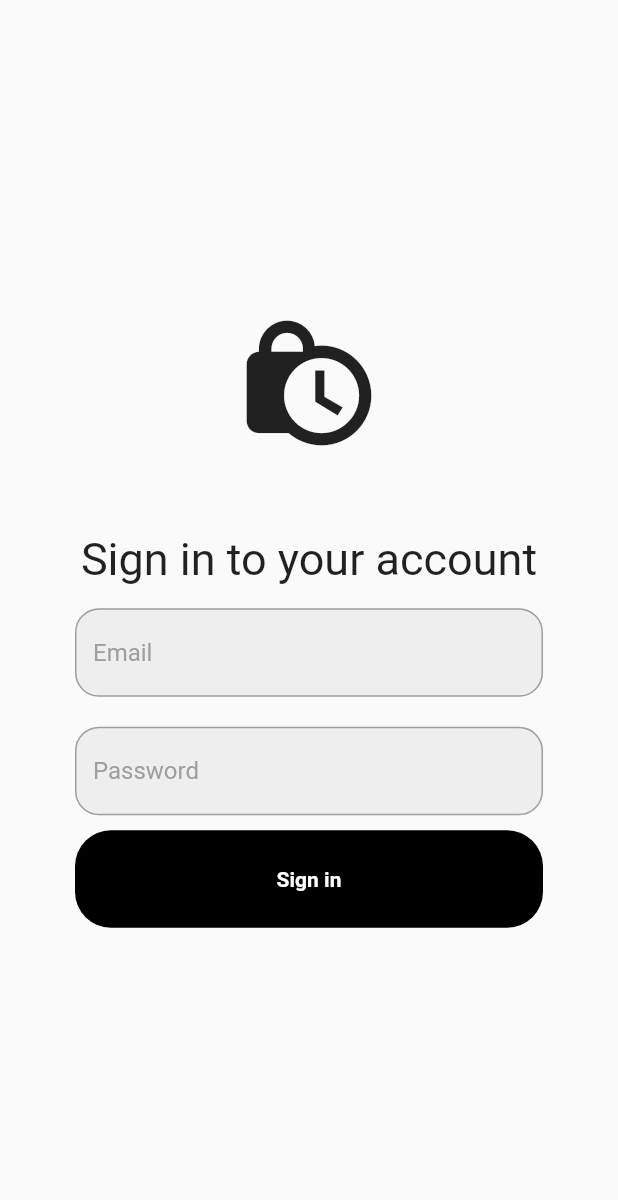
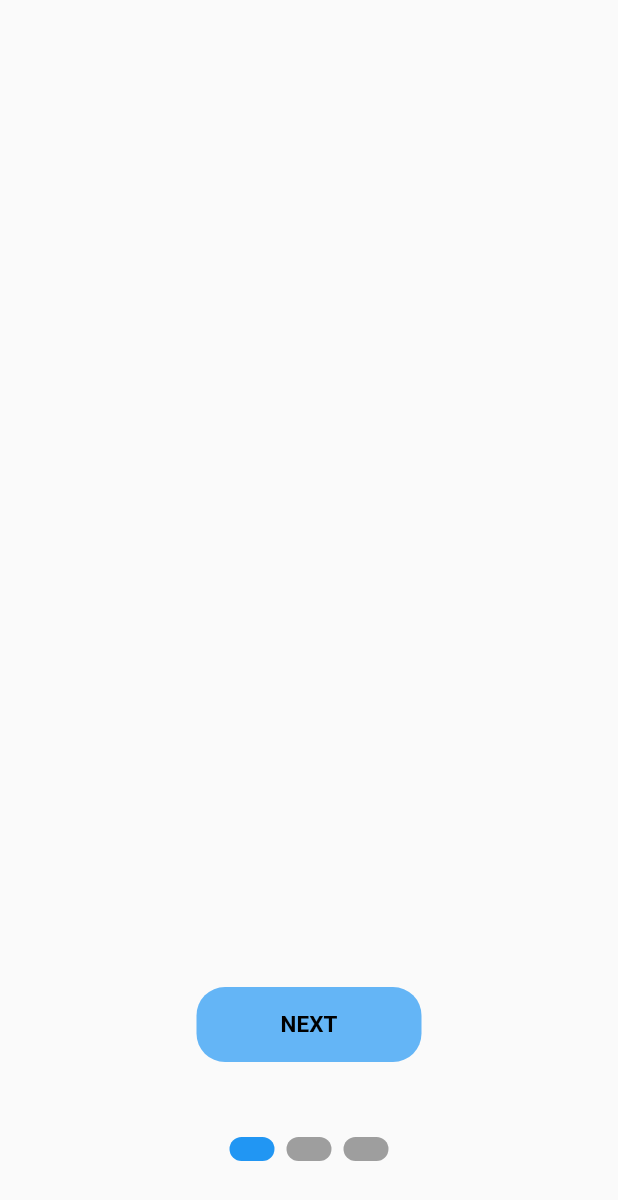
Before and after one commit to Karlo11111/Aedis---HotelSoftvare-using-Flutter, a Flutter app: the screen it shows after launch, on a phone screen of 412 x 824 dp. Shown: the top 1200 px of the screen. Run offline on Flutter 3.47's test engine with Material 2 defaults, Android fonts, the phone set to English and light mode, and no system bars; drawn by our look-alikes of smooth_page_indicator; our stand-ins replace cloud_firestore, firebase_auth, firebase_core; accounts and stored records are empty.

Commit message:
Added login/register and introduction screens, the login seems to be causing some trouble but doesn't seem like a huge problem

```diff
--- /dev/null
+++ b/lib/Introduction_screens/onBoardingScreen.dart
@@ -0,0 +1,95 @@
+// ignore_for_file: prefer_const_constructors
+
+import 'package:flutter/material.dart';
+import 'package:razvoj_sofvera/Introduction_screens/screens/intro_page1.dart';
+import 'package:razvoj_sofvera/Introduction_screens/screens/intro_page2.dart';
+import 'package:razvoj_sofvera/Introduction_screens/screens/intro_page3.dart';
+import 'package:razvoj_sofvera/authentification/login_or_register.dart';
+import 'package:smooth_page_indicator/smooth_page_indicator.dart';
+
+
+class OnBoardingScreen extends StatefulWidget {
+  const OnBoardingScreen({super.key});
+
+  @override
+  State<OnBoardingScreen> createState() => _OnBoardingScreenState();
+}
+
+class _OnBoardingScreenState extends State<OnBoardingScreen> {
+
+  final PageController _controller = PageController();
+
+
+  bool onLastPage = false;
+
+  @override
+  Widget build(BuildContext context) {
+    return Scaffold(
+      body: Stack(
+        children: [
+        PageView(
+          controller: _controller,
+          onPageChanged: (index) {
+            setState(() {
+              onLastPage = (index == 2);
+            });
+          },
+          children: const [
+            IntroPage1(),
+            IntroPage2(),
+            IntroPage3(),
+        ],
+      ),
+
+
+         //dot indicator
+            Center(
+              child: Column(
+                mainAxisAlignment: MainAxisAlignment.end,
+                children: [
+
+
+                  //next or done button
+                  if (onLastPage) GestureDetector(
+                      onTap: () {
+                      Navigator.push(context,
+                      MaterialPageRoute(builder: (context){
+                      return LoginOrRegister();
+                  })
+                  );
+                },
+                child: Container(
+                  width: 150,
+                  decoration: BoxDecoration(color: Colors.black, borderRadius: BorderRadius.circular(19)),
+                  padding: const EdgeInsets.all(16),
+                  child: const Center(child: Text("DONE", style: TextStyle(color: Colors.white, fontWeight: FontWeight.bold, fontSize: 15),))
+                )
+                ) else GestureDetector(
+                onTap: () {
+                    _controller.nextPage(
+                    duration: const Duration(milliseconds: 500),
+                    curve: Curves.easeIn,
+                  );
+                },
+                child: Container(
+                  width: 150,
+                  decoration: BoxDecoration(color: Colors.blue.shade300, borderRadius: BorderRadius.circular(19)),
+                  padding: const EdgeInsets.all(16),
+                  child: const Center(child: Text("NEXT", style: TextStyle(color: Colors.black, fontWeight: FontWeight.bold, fontSize: 15),))
+                    )
+
+                  ),
+                  const SizedBox(height: 50,),
+                  SmoothPageIndicator(controller: _controller, count: 3, effect: SlideEffect(activeDotColor: Colors.blue, dotWidth: 30, type: SlideType.normal )),
+                  const SizedBox(height: 50,)
+                ],
+              ),
+            ),
+
+      ]
+
+
+      )
+    );
+  }
+}
--- /dev/null
+++ b/lib/Introduction_screens/screens/intro_page1.dart
@@ -0,0 +1,11 @@
+import 'package:flutter/material.dart';
+
+class IntroPage1 extends StatelessWidget {
+  const IntroPage1({super.key});
+
+  @override
+  Widget build(BuildContext context) {
+    return  Scaffold();
+
+  }
+}
--- a/lib/Utilities/text_fields.dart
+++ b/lib/Utilities/text_fields.dart
@@ -17,7 +17,7 @@ class MyTextField extends StatelessWidget {
       decoration: InputDecoration(
         enabledBorder: OutlineInputBorder(
           borderSide: BorderSide(color: Colors.grey),
-          borderRadius: BorderRadius.circular(16)
+          borderRadius: BorderRadius.circular(16),
         ),
         fillColor: Colors.grey.shade200,
         filled: true,
--- /dev/null
+++ b/lib/authentification/auth.dart
@@ -0,0 +1,27 @@
+import 'package:firebase_auth/firebase_auth.dart';
+import 'package:flutter/material.dart';
+import 'package:razvoj_sofvera/Introduction_screens/onBoardingScreen.dart';
+import 'package:razvoj_sofvera/pages/home_page.dart';
+
+
+class AuthPage extends StatelessWidget {
+  const AuthPage({super.key});
+
+  @override
+  Widget build(BuildContext context) {
+    return Scaffold(
+      body: StreamBuilder(
+        stream: FirebaseAuth.instance.authStateChanges(),
+        builder: (context, snapshot) {
+          //user is logged in
+          if(snapshot.hasData){
+            return const HomePage();
+          }
+          else{
+            return const OnBoardingScreen();
+          }
+        },
+      )
+    );
+  }
+}
--- a/lib/main.dart
+++ b/lib/main.dart
@@ -1,13 +1,20 @@
 // ignore_for_file: prefer_const_constructors
 
+import 'package:firebase_core/firebase_core.dart';
 import 'package:flutter/material.dart';
-import 'package:razvoj_sofvera/LoginPages/login_page.dart';
-import 'package:razvoj_sofvera/pages/home_page.dart';
+import 'package:razvoj_sofvera/Introduction_screens/onBoardingScreen.dart';
+import 'package:razvoj_sofvera/authentification/auth.dart';
+import 'package:razvoj_sofvera/authentification/firebase_options.dart';
 
-void main() {
+
+void main() async {
+  WidgetsFlutterBinding.ensureInitialized();
+  await Firebase.initializeApp(
+    options: DefaultFirebaseOptions.currentPlatform,
+  );
+
   runApp(const MyApp());
 }
-
 class MyApp extends StatelessWidget {
   const MyApp({super.key});
 
@@ -15,11 +22,7 @@ class MyApp extends StatelessWidget {
   Widget build(BuildContext context) {
     return MaterialApp(
       debugShowCheckedModeBanner: false,
-      home: LoginPage(
-        ontap: () {
-
-        },
-      ),
+      home: AuthPage(),
     );
   }
 }
--- a/pubspec.yaml
+++ b/pubspec.yaml
@@ -37,6 +37,8 @@ dependencies:
   cupertino_icons: ^1.0.2
   firebase_core: ^2.19.0
   firebase_auth: ^4.11.1
+  cloud_firestore: ^4.11.0
+  smooth_page_indicator: ^1.1.0
 
 dev_dependencies:
   flutter_test:
```
Also changed, not shown: lib/Introduction_screens/screens/intro_page2.dart (added, +11 -0 lines), lib/Introduction_screens/screens/intro_page3.dart (added, +11 -0 lines), lib/LoginPages/login_page.dart (+19 -4 lines), lib/LoginPages/register_page.dart (added, +175 -0 lines), lib/authentification/login_or_register.dart (added, +31 -0 lines), lib/pages/home_page.dart (+19 -4 lines), lib/authentification/firebase_options.dart (renamed from lib/firebase_options.dart), pubspec.lock, 4 other files.
